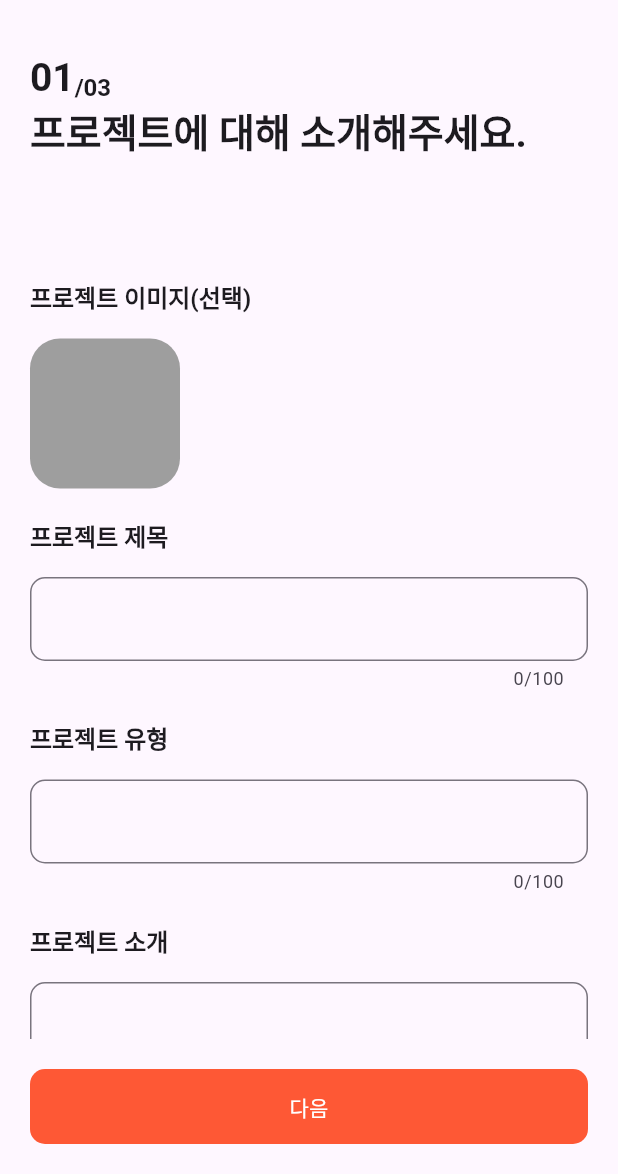
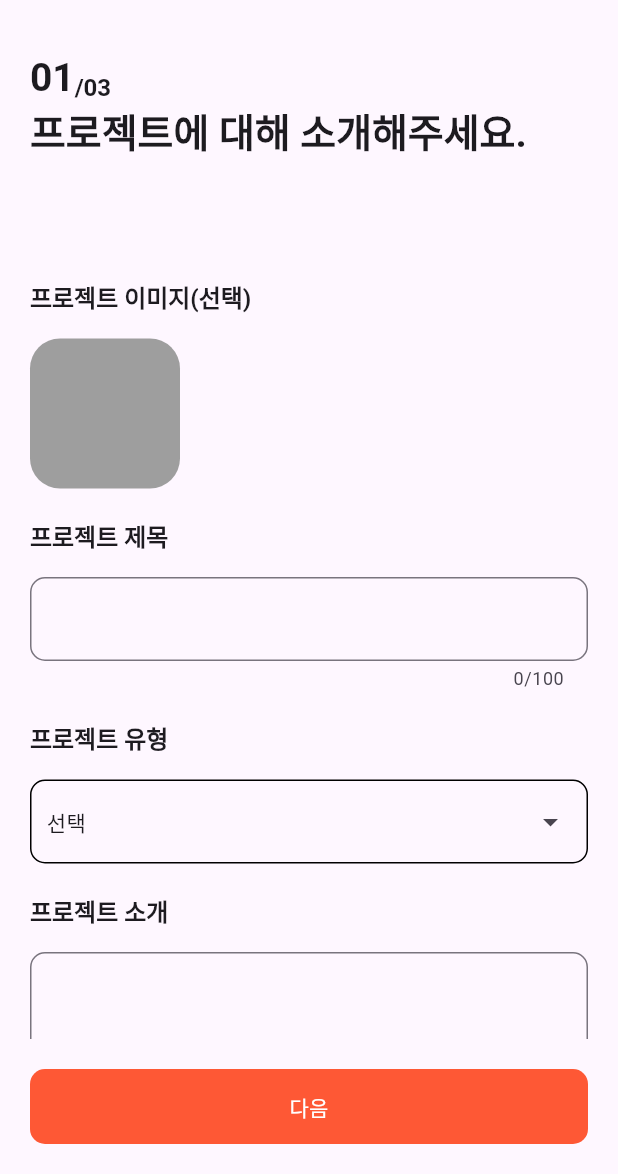
Before and after one commit to LeeHJuu/teamfit, a Flutter app: the HomePage screen opened directly, item 2 of the bottom bar chosen, after a tap on "팀 만들기", on a phone screen of 412 x 824 dp, the part 62-1236 px from its top. Run offline on Flutter 3.47's test engine with Material 3 defaults, Android fonts, the phone set to English and light mode, and no system bars; our stand-ins replace cloud_firestore, firebase_auth, firebase_core, firebase_crashlytics, flutter_dotenv, flutter_riverpod and 3 more; accounts and stored records are empty.

Commit message:
feat: CustomDropdownMenu 제작

```diff
--- a/lib/main.dart
+++ b/lib/main.dart
@@ -44,9 +44,6 @@ class MyApp extends StatelessWidget {
 
   @override
   Widget build(BuildContext context) {
-    return MaterialApp(
-      themeMode: ThemeMode.light,
-      home: ServiceAgreementPage(),
-    );
+    return MaterialApp(themeMode: ThemeMode.light, home: LoginPage());
   }
 }
--- a/lib/src/presentation/views/add_team_project/add_project_info_page.dart
+++ b/lib/src/presentation/views/add_team_project/add_project_info_page.dart
@@ -7,6 +7,7 @@ import 'package:teamfit/src/config/theme/custom_text.dart';
 import 'package:teamfit/src/presentation/viewmodels/add_team_project_view_model.dart';
 import 'package:teamfit/src/presentation/views/add_team_project/add_project_meeting_type_page.dart';
 import 'package:teamfit/src/presentation/views/add_team_project/widgets/add_project_step_title.dart';
+import 'package:teamfit/src/presentation/widgets/custom_dropdown_menu.dart';
 import 'package:teamfit/src/presentation/widgets/custom_scroll_text_field.dart';
 import 'package:teamfit/src/presentation/widgets/custom_text_field.dart';
 import 'package:teamfit/src/presentation/widgets/input_box_item.dart';
@@ -93,10 +94,14 @@ class _AddProjectInfoPageState extends ConsumerState<AddProjectInfoPage> {
       children: [
         InputBoxItem(title: '프로젝트 이미지(선택)', body: _projectImageInputField()),
         InputBoxItem(title: '프로젝트 제목', body: _projectTitleInputField()),
-        InputBoxItem(title: '프로젝트 유형', body: _projectTitleInputField()),
+        InputBoxItem(title: '프로젝트 유형', body: _projectTypeSelectBox()),
         InputBoxItem(title: '프로젝트 소개', body: _projectDescriptionInputField()),
       ],
     );
+  }
+
+  Widget _projectTypeSelectBox() {
+    return CustomDropdownMenu(title: '선택', items: ['1', '2', '3', '4']);
   }
 
   Widget _projectImageInputField() {
--- a/lib/src/presentation/views/home/pages/matching_tap_page/widgets/team_search_tap.dart
+++ b/lib/src/presentation/views/home/pages/matching_tap_page/widgets/team_search_tap.dart
@@ -1,15 +1,50 @@
 import 'package:flutter/material.dart';
+import 'package:teamfit/src/config/theme/custom_text.dart';
 
 class TeatSearchTap extends StatelessWidget {
   const TeatSearchTap({super.key});
 
   @override
   Widget build(BuildContext context) {
-    return Column(
-      children: [
-        TextField(decoration: InputDecoration(hintText: '찾으시는 팀프로젝트를 입력해주세요.')),
-        Row(children: [Text('머시기 태그들')]),
-      ],
+    return Padding(
+      padding: const EdgeInsets.only(bottom: 20),
+      child: Column(
+        children: [
+          Container(
+            decoration: BoxDecoration(
+              color: Colors.white,
+              borderRadius: BorderRadius.circular(10),
+            ),
+            child: Row(
+              children: [
+                Expanded(
+                  child: TextField(
+                    decoration: InputDecoration(
+                      hint: Text(
+                        '찾으시는 팀프로젝트를 입력해주세요.',
+                        style: CustomText.Body_Light_XS,
+                      ),
+                      border: OutlineInputBorder(borderSide: BorderSide.none),
+                      // filled: true,
+                      // fillColor: Colors.grey[200],
+                      contentPadding: EdgeInsets.symmetric(horizontal: 16.0),
+                    ),
+                  ),
+                ),
+                IconButton(
+                  onPressed: () {
+                    // 검색 기능 구현
+                    print('검색 버튼 클릭됨');
+                  },
+                  icon: Icon(Icons.search),
+                ),
+              ],
+            ),
+          ),
+          SizedBox(height: 8.0), // 간격 추가
+          Text('여기에 태그들..'),
+        ],
+      ),
     );
   }
 }
--- /dev/null
+++ b/lib/src/presentation/widgets/custom_dropdown_menu.dart
@@ -0,0 +1,79 @@
+import 'package:flutter/material.dart';
+
+class CustomDropdownMenu extends StatefulWidget {
+  String title;
+  List<String> items;
+
+  CustomDropdownMenu({required this.title, required this.items});
+
+  @override
+  State<CustomDropdownMenu> createState() => _CustomDropdownMenuState();
+}
+
+class _CustomDropdownMenuState extends State<CustomDropdownMenu> {
+  bool isOpened = false;
+
+  @override
+  Widget build(BuildContext context) {
+    return Column(
+      children: [
+        _menuTitle(() {
+          setState(() {
+            isOpened = !isOpened;
+          });
+        }),
+        if (isOpened)
+          Column(children: [SizedBox(height: 8), _menuItems(widget.items)]),
+      ],
+    );
+  }
+
+  Container _menuItems(List<String> items) {
+    return Container(
+      decoration: BoxDecoration(
+        borderRadius: BorderRadius.circular(10),
+        border: Border.all(width: 1),
+      ),
+      child: Column(
+        children: List.generate(items.length, (index) {
+          return Column(
+            children: [
+              if (index == 0) SizedBox(height: 8),
+              SizedBox(
+                width: double.infinity,
+                child: GestureDetector(
+                  onTap: () {
+                    print('${items[index]} 클릭됨');
+                  },
+                  child: Padding(
+                    padding: const EdgeInsets.all(10),
+                    child: Text(items[index]),
+                  ),
+                ),
+              ),
+              if (index == items.length - 1) SizedBox(height: 8),
+              if (index < items.length - 1) Divider(),
+            ],
+          );
+        }),
+      ),
+    );
+  }
+
+  Container _menuTitle(void Function() onClick) {
+    return Container(
+      height: 56,
+      decoration: BoxDecoration(
+        borderRadius: BorderRadius.circular(10),
+        border: Border.all(width: 1),
+      ),
+      child: Row(
+        children: [
+          SizedBox(width: 10),
+          Expanded(child: Text(widget.title)),
+          IconButton(onPressed: onClick, icon: Icon(Icons.arrow_drop_down)),
+        ],
+      ),
+    );
+  }
+}
```
Also changed, not shown: lib/src/presentation/views/add_team_project/add_project_meeting_type_page.dart (+38 -2 lines).
